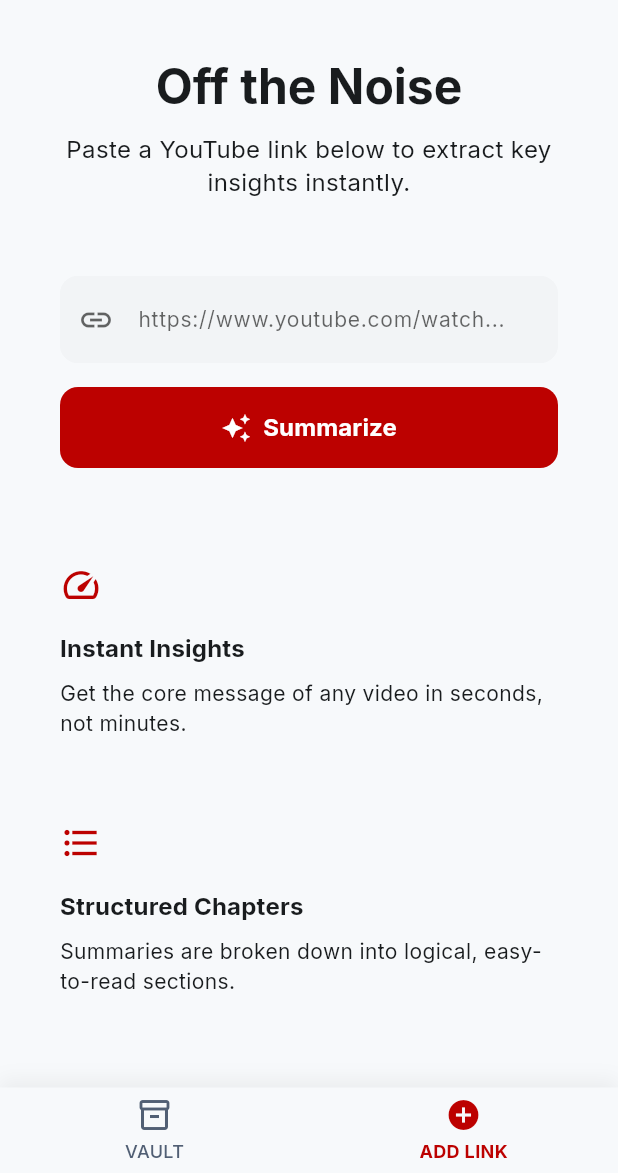
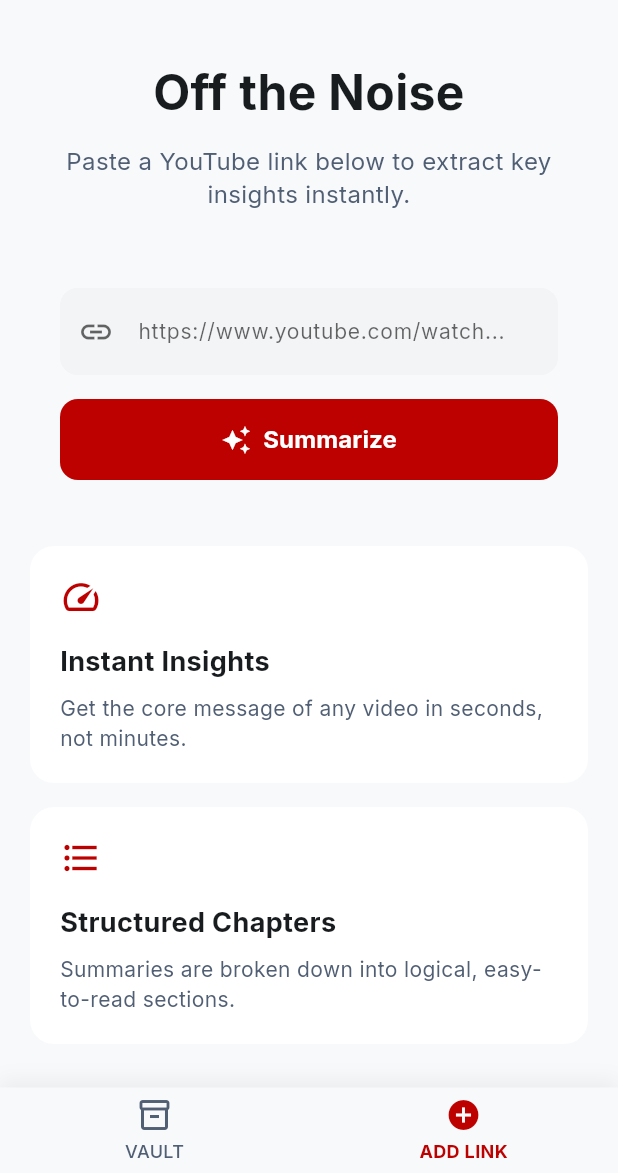
Before and after one commit to BosqenTechnologies/youtube_summary_app, a Flutter app: the screen it shows once a user with an empty profile is signed in, on a phone screen of 412 x 824 dp, the part 63-1236 px from its top. Run offline on Flutter 3.47's test engine with Material 3 defaults, Android fonts, the phone set to English and light mode, and no system bars; our stand-ins replace cached_network_image, firebase_core, firebase_messaging, flutter_riverpod, google_fonts, supabase_flutter; accounts and stored records are empty.

Commit message:
new files

```diff
--- a/lib/features/youtube_summary/presentation/screens/summary_home_screen.dart
+++ b/lib/features/youtube_summary/presentation/screens/summary_home_screen.dart
@@ -1,7 +1,7 @@
 import 'package:flutter/material.dart';
 import 'package:flutter_riverpod/flutter_riverpod.dart';
-import 'package:supabase_flutter/supabase_flutter.dart'; // 🔥 Added Supabase import for logout
-// Use Theme.of(context) instead of AppColors so UI follows active theme
+import 'package:supabase_flutter/supabase_flutter.dart';
+import 'package:youtube_summary_app/core/constants/app_colors.dart';
 import 'package:youtube_summary_app/core/constants/app_strings.dart';
 import 'package:youtube_summary_app/features/youtube_summary/presentation/screens/subscriptions_screen.dart';
 import '../state/summary_provider.dart';
@@ -32,37 +32,34 @@ class _SummaryHomeScreenState extends ConsumerState<SummaryHomeScreen> {
     }
   }
 
-  // 🔥 NEW: Logout Confirmation Dialog
   Future<void> _showLogoutDialog(BuildContext context) async {
     showDialog(
       context: context,
       builder: (BuildContext context) {
-        final theme = Theme.of(context);
         return AlertDialog(
           shape: RoundedRectangleBorder(borderRadius: BorderRadius.circular(16)),
-          title: Text(
+          title: const Text(
             'Logout',
-            style: TextStyle(fontWeight: FontWeight.bold, color: theme.colorScheme.onSurface),
+            style: TextStyle(fontWeight: FontWeight.bold, color: AppColors.textDark),
           ),
-          content: Text(
+          content: const Text(
             'Are you sure you want to logout?',
-            style: TextStyle(color: theme.textTheme.bodyMedium?.color ?? theme.colorScheme.onSurface.withValues(alpha: 0.8), fontSize: 16),
+            style: TextStyle(color: AppColors.textGrey, fontSize: 16),
           ),
           actions: [
             TextButton(
-              onPressed: () => Navigator.of(context).pop(), // Close dialog
-              child: Text('Cancel', style: TextStyle(color: theme.textTheme.bodyMedium?.color ?? theme.colorScheme.onSurface.withValues(alpha: 0.8), fontWeight: FontWeight.bold)),
+              onPressed: () => Navigator.of(context).pop(),
+              child: const Text('Cancel', style: TextStyle(color: AppColors.textGrey, fontWeight: FontWeight.bold)),
             ),
             ElevatedButton(
               style: ElevatedButton.styleFrom(
-                backgroundColor: theme.colorScheme.primary,
-                foregroundColor: theme.colorScheme.onPrimary,
+                backgroundColor: AppColors.primaryRed,
+                foregroundColor: Colors.white,
                 elevation: 0,
                 shape: RoundedRectangleBorder(borderRadius: BorderRadius.circular(8)),
               ),
               onPressed: () async {
-                Navigator.of(context).pop(); // Close dialog first
-                // 🔥 This instantly triggers AuthGate to show the AuthScreen
+                Navigator.of(context).pop();
                 await Supabase.instance.client.auth.signOut();
               },
               child: const Text('Logout', style: TextStyle(fontWeight: FontWeight.bold)),
@@ -76,35 +73,29 @@ class _SummaryHomeScreenState extends ConsumerState<SummaryHomeScreen> {
   @override
   Widget build(BuildContext context) {
     final state = ref.watch(summaryProvider);
-    final theme = Theme.of(context);
 
     return Scaffold(
-      backgroundColor: theme.scaffoldBackgroundColor,
+      backgroundColor: AppColors.background,
       appBar: AppBar(
-        backgroundColor: theme.scaffoldBackgroundColor,
+        backgroundColor: AppColors.background,
         elevation: 0,
-        // leading: IconButton(
-        //   icon: const Icon(Icons.menu, color: AppColors.primaryRed),
-        //   onPressed: () {}, // Optional drawer logic later
-        // ),
         centerTitle: true,
-        title: Text(
+        title: const Text(
           'TubeSum',
           style: TextStyle(
-            color: theme.colorScheme.primary,
+            color: AppColors.primaryRed,
             fontWeight: FontWeight.w900,
             fontSize: 22,
             letterSpacing: -0.5,
           ),
         ),
         actions: [
-          // 🔥 NEW: Logout Button
           IconButton(
-            icon: Icon(Icons.logout, color: theme.colorScheme.primary),
+            icon: const Icon(Icons.logout, color: AppColors.primaryRed),
             onPressed: () => _showLogoutDialog(context),
           ),
           IconButton(
-            icon: Icon(Icons.notifications, color: theme.colorScheme.primary),
+            icon: const Icon(Icons.notifications, color: AppColors.primaryRed),
             onPressed: () {
               Navigator.push(
                 context,
@@ -116,28 +107,34 @@ class _SummaryHomeScreenState extends ConsumerState<SummaryHomeScreen> {
       ),
       body: RefreshIndicator(
         onRefresh: _handleRefresh,
-        color: theme.colorScheme.primary,
+        color: AppColors.primaryRed,
         child: SingleChildScrollView(
           physics: const AlwaysScrollableScrollPhysics(),
           padding: const EdgeInsets.symmetric(horizontal: 20.0, vertical: 24.0),
           child: Column(
             crossAxisAlignment: CrossAxisAlignment.stretch,
             children: [
-              // Header
-              Text(
+              const Text(
                 AppStrings.distillNoise,
                 textAlign: TextAlign.center,
-                style: theme.textTheme.headlineSmall?.copyWith(fontSize: 32, fontWeight: FontWeight.bold, color: theme.colorScheme.onSurface) ?? TextStyle(fontSize: 32, fontWeight: FontWeight.bold, color: theme.colorScheme.onSurface),
+                style: TextStyle(
+                  fontSize: 32,
+                  fontWeight: FontWeight.bold,
+                  color: AppColors.textDark,
+                ),
               ),
               const SizedBox(height: 12),
-              Text(
+              const Text(
                 AppStrings.distillSubtitle,
                 textAlign: TextAlign.center,
-                style: theme.textTheme.bodyMedium?.copyWith(fontSize: 16, color: theme.textTheme.bodyMedium?.color, height: 1.4) ?? TextStyle(fontSize: 16, color: theme.colorScheme.onSurface.withValues(alpha: 0.8), height: 1.4),
+                style: TextStyle(
+                  fontSize: 16,
+                  color: AppColors.textGrey,
+                  height: 1.4,
+                ),
               ),
               const SizedBox(height: 32),
 
-              // Input Card
               UrlInputCard(
                 controller: _urlController,
                 onSummarize: () {
@@ -147,7 +144,6 @@ class _SummaryHomeScreenState extends ConsumerState<SummaryHomeScreen> {
                 },
               ),
 
-              // Error State
               if (state.error != null && !state.isLoading)
                 Container(
                   margin: const EdgeInsets.only(top: 24),
@@ -171,31 +167,31 @@ class _SummaryHomeScreenState extends ConsumerState<SummaryHomeScreen> {
                   ),
                 ),
 
-              // Loading State
               if (state.isLoading)
-                Padding(
-                  padding: const EdgeInsets.symmetric(vertical: 40.0),
+                const Padding(
+                  padding: EdgeInsets.symmetric(vertical: 40.0),
                   child: Center(
-                    child: CircularProgressIndicator(color: theme.colorScheme.primary),
+                    child: CircularProgressIndicator(color: AppColors.primaryRed),
                   ),
                 ),
 
-              // Result State OR Feature Cards
               if (state.summary != null && !state.isLoading)
                 Padding(
                   padding: const EdgeInsets.only(top: 24.0),
                   child: SummaryResultCard(
+                    videoId: state.summary!.videoId,
                     thumbnailUrl: state.summary!.thumbnailUrl,
                     title: state.summary!.title,
                     channelName: state.summary!.channelName,
                     summary: state.summary!.summaryText,
                     fullTranscript: state.summary!.fullTranscript,
                     videoUrl: state.summary!.videoUrl,
-                    videoId: state.summary!.videoId,
+                    channelUrl: state.summary!.channelUrl,
+                    channelProfileSummary: state.summary!.channelProfileSummary,
+                    previousSummaries: state.summary!.previousSummaries,
                   ),
                 )
               else if (!state.isLoading && state.error == null) ...[
-                // Feature Cards (Shown when idle)
                 const SizedBox(height: 24),
                 _buildFeatureCard(
                   icon: Icons.speed,
@@ -217,27 +213,33 @@ class _SummaryHomeScreenState extends ConsumerState<SummaryHomeScreen> {
   }
 
   Widget _buildFeatureCard({required IconData icon, required String title, required String description}) {
-    final theme = Theme.of(context);
-
     return Container(
       padding: const EdgeInsets.all(20),
       decoration: BoxDecoration(
-        color: theme.cardColor,
+        color: AppColors.cardBackground,
         borderRadius: BorderRadius.circular(16),
       ),
       child: Column(
         crossAxisAlignment: CrossAxisAlignment.start,
         children: [
-          Icon(icon, color: theme.colorScheme.primary, size: 28),
+          Icon(icon, color: AppColors.primaryRed, size: 28),
           const SizedBox(height: 16),
           Text(
             title,
-            style: theme.textTheme.titleMedium?.copyWith(fontWeight: FontWeight.bold, color: theme.colorScheme.onSurface) ?? const TextStyle(fontSize: 18, fontWeight: FontWeight.bold),
+            style: const TextStyle(
+              fontSize: 18,
+              fontWeight: FontWeight.bold,
+              color: AppColors.textDark,
+            ),
           ),
           const SizedBox(height: 8),
           Text(
             description,
-            style: theme.textTheme.bodyMedium?.copyWith(fontSize: 14, color: theme.textTheme.bodyMedium?.color, height: 1.4) ?? const TextStyle(fontSize: 14, height: 1.4),
+            style: const TextStyle(
+              fontSize: 14,
+              color: AppColors.textGrey,
+              height: 1.4,
+            ),
           ),
         ],
       ),
```
Also changed, not shown: lib/features/youtube_summary/data/services/youtube_extraction_service.dart (+27 -9 lines), lib/features/youtube_summary/presentation/screens/channel_profile_screen.dart (added, +143 -0 lines), lib/features/youtube_summary/presentation/screens/full_summary_screen.dart (+65 -28 lines), lib/features/youtube_summary/presentation/state/summary_provider.dart (+11 -8 lines), lib/features/youtube_summary/presentation/widgets/summary_result_card.dart (+43 -20 lines), 1 other file.
